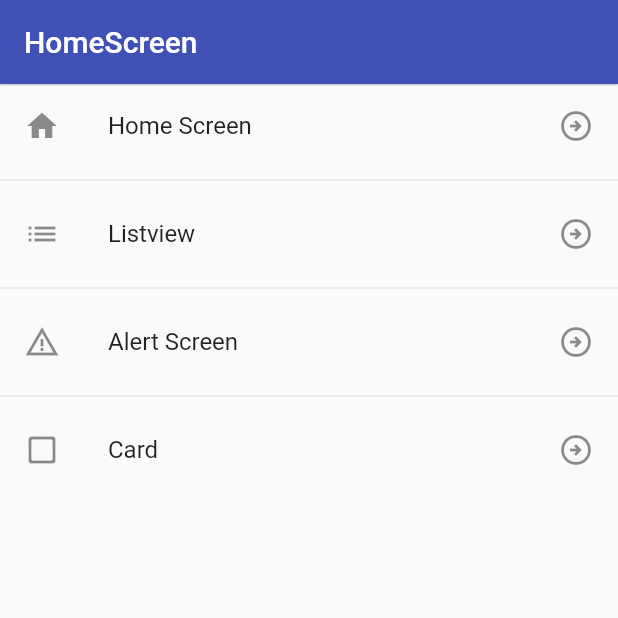
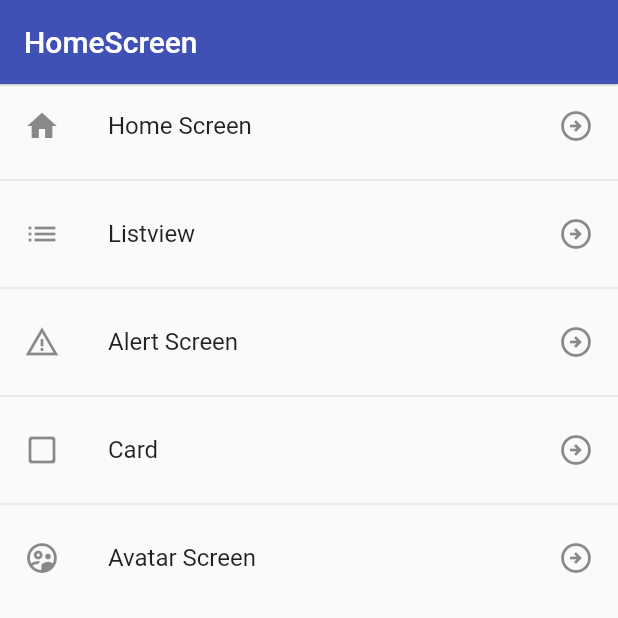
Before and after one commit to Nehemias-Munoz/components-Flutter, a Flutter app: the screen it shows after launch, on a phone screen of 412 x 824 dp, the top half of it. Run offline on Flutter 3.47's test engine with Material 2 defaults, Android fonts, the phone set to English and light mode, and no system bars.

```diff
--- a/lib/src/routes/app_routes.dart
+++ b/lib/src/routes/app_routes.dart
@@ -26,6 +26,12 @@ class AppRoutes {
         icon: Icons.check_box_outline_blank_rounded,
         title: "Card",
         screen: const CardScreen()),
+    MenuOption(
+      route: "avatar",
+      icon: Icons.supervised_user_circle_outlined,
+      title: "Avatar Screen",
+      screen: const AvatarScreen(),
+    ),
   ];
 
   static Map<String, Widget Function(BuildContext context)> getRoutes() {
--- a/lib/src/screens/screens.dart
+++ b/lib/src/screens/screens.dart
@@ -1,3 +1,4 @@
+export 'package:flutter_components/src/screens/avatar_screen.dart';
 export 'package:flutter_components/src/screens/error_screen.dart';
 export 'package:flutter_components/src/screens/home_screen.dart';
 export 'package:flutter_components/src/screens/card_screen.dart';
```
Also changed, not shown: lib/src/screens/avatar_screen.dart (added, +14 -0 lines).
